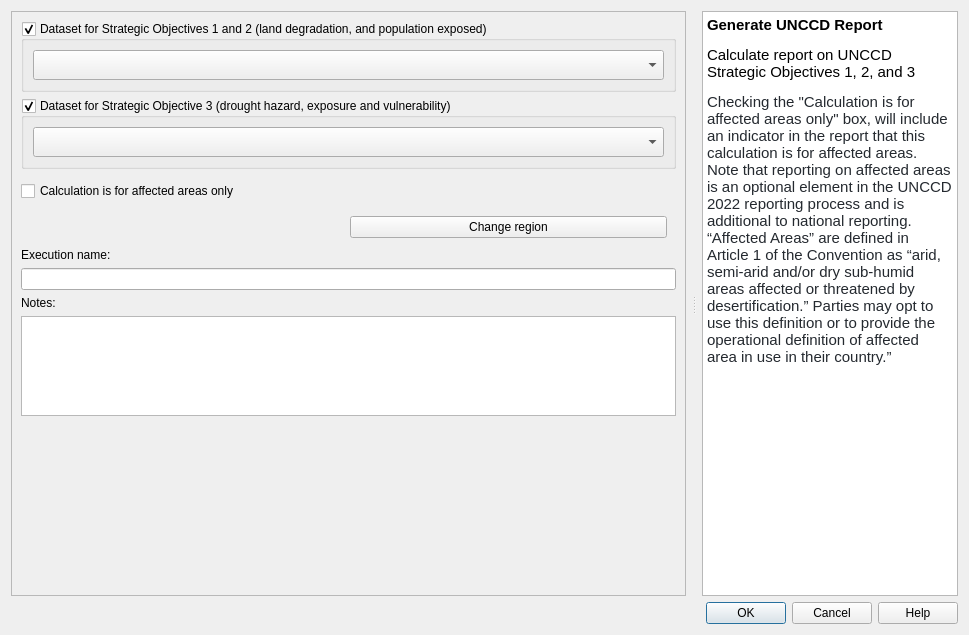
This is LDMP/gui/DlgCalculateUNCCDReport.ui in ConservationInternational/trends.earth as Qt 5 draws it before an edit. The edited form follows.
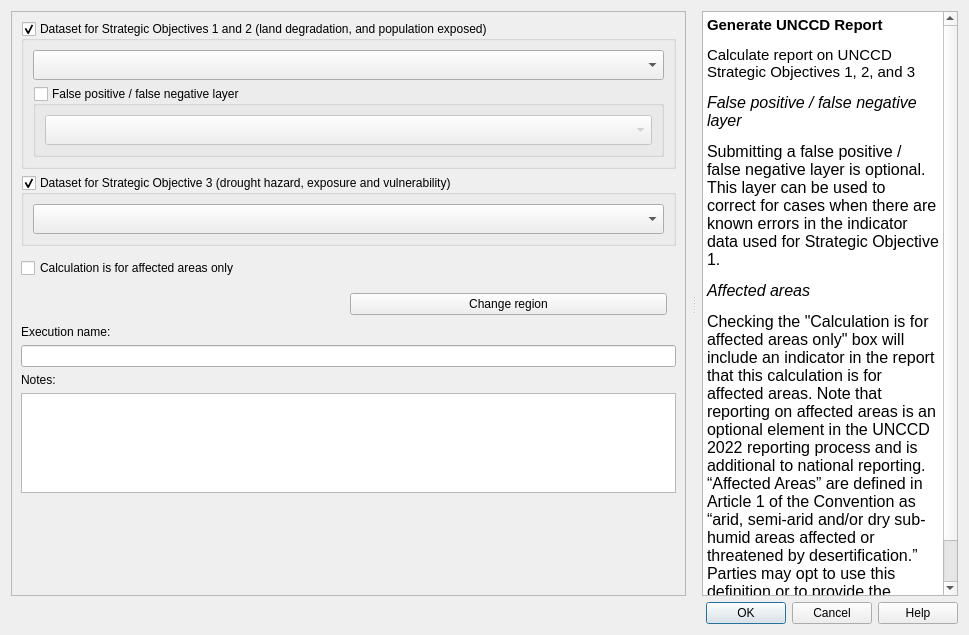
This is the edited form. Custom widgets are drawn as their Qt base class.

Commit message: Finalize window for false pos/negative recoding

The edit to the form file:
```diff
--- a/LDMP/gui/DlgCalculateUNCCDReport.ui
+++ b/LDMP/gui/DlgCalculateUNCCDReport.ui
@@ -68,7 +68,7 @@
             <x>0</x>
             <y>0</y>
             <width>677</width>
-            <height>586</height>
+            <height>582</height>
            </rect>
           </property>
           <layout class="QVBoxLayout" name="verticalLayout_2">
@@ -124,6 +124,49 @@
                 </property>
                </widget>
               </item>
+              <item>
+               <widget class="QGroupBox" name="groupBox">
+                <property name="styleSheet">
+                 <string notr="true"/>
+                </property>
+                <property name="title">
+                 <string>False positive / false negative layer</string>
+                </property>
+                <property name="flat">
+                 <bool>true</bool>
+                </property>
+                <property name="checkable">
+                 <bool>true</bool>
+                </property>
+                <property name="checked">
+                 <bool>false</bool>
+                </property>
+                <layout class="QVBoxLayout" name="verticalLayout_5">
+                 <item>
+                  <widget class="WidgetDataIOSelectTEDatasetExisting" name="combo_dataset_error_recode">
+                   <property name="sizePolicy">
+                    <sizepolicy hsizetype="Expanding" vsizetype="Minimum">
+                     <horstretch>0</horstretch>
+                     <verstretch>0</verstretch>
+                    </sizepolicy>
+                   </property>
+                   <property name="minimumSize">
+                    <size>
+                     <width>0</width>
+                     <height>30</height>
+                    </size>
+                   </property>
+                   <property name="styleSheet">
+                    <string notr="true"/>
+                   </property>
+                   <property name="dataset_type" stdset="0">
+                    <string notr="true">False positive/negative</string>
+                   </property>
+                  </widget>
+                 </item>
+                </layout>
+               </widget>
+              </item>
              </layout>
             </widget>
            </item>
@@ -330,10 +373,13 @@
        <string>&lt;!DOCTYPE HTML PUBLIC &quot;-//W3C//DTD HTML 4.0//EN&quot; &quot;http://www.w3.org/TR/REC-html40/strict.dtd&quot;&gt;
 &lt;html&gt;&lt;head&gt;&lt;meta name=&quot;qrichtext&quot; content=&quot;1&quot; /&gt;&lt;style type=&quot;text/css&quot;&gt;
 p, li { white-space: pre-wrap; }
-&lt;/style&gt;&lt;/head&gt;&lt;body style=&quot; font-family:'MS Shell Dlg 2'; font-size:5.5pt; font-weight:400; font-style:normal;&quot;&gt;
+&lt;/style&gt;&lt;/head&gt;&lt;body style=&quot; font-family:'MS Shell Dlg 2'; font-size:12pt; font-weight:400; font-style:normal;&quot;&gt;
 &lt;p style=&quot; margin-top:18px; margin-bottom:12px; margin-left:0px; margin-right:0px; -qt-block-indent:0; text-indent:0px;&quot;&gt;&lt;span style=&quot; font-family:'Ubuntu'; font-size:11pt; font-weight:600;&quot;&gt;Generate UNCCD Report&lt;/span&gt;&lt;/p&gt;
 &lt;p style=&quot; margin-top:12px; margin-bottom:12px; margin-left:0px; margin-right:0px; -qt-block-indent:0; text-indent:0px;&quot;&gt;&lt;span style=&quot; font-family:'Ubuntu'; font-size:11pt;&quot;&gt;Calculate report on UNCCD Strategic Objectives 1, 2, and 3&lt;/span&gt;&lt;/p&gt;
-&lt;p style=&quot; margin-top:12px; margin-bottom:12px; margin-left:0px; margin-right:0px; -qt-block-indent:0; text-indent:0px;&quot;&gt;&lt;span style=&quot; font-family:'-apple-system,BlinkMacSystemFont,Segoe UI,Helvetica,Arial,sans-serif,Apple Color Emoji,Segoe UI Emoji'; font-size:11pt; color:#24292f; background-color:#ffffff;&quot;&gt;Checking the &amp;quot;Calculation is for affected areas only&amp;quot; box, will include an indicator in the report that this calculation is for affected areas. Note that reporting on affected areas is an optional element in the UNCCD 2022 reporting process and is additional to national reporting. “Affected Areas” are defined in Article 1 of the Convention as “arid, semi-arid and/or dry sub-humid areas affected or threatened by desertification.” Parties may opt to use this definition or to provide the operational definition of affected area in use in their country.”&lt;/span&gt;&lt;/p&gt;&lt;/body&gt;&lt;/html&gt;</string>
+&lt;p style=&quot; margin-top:12px; margin-bottom:12px; margin-left:0px; margin-right:0px; -qt-block-indent:0; text-indent:0px;&quot;&gt;&lt;span style=&quot; font-style:italic;&quot;&gt;False positive / false negative layer&lt;/span&gt;&lt;/p&gt;
+&lt;p style=&quot; margin-top:12px; margin-bottom:12px; margin-left:0px; margin-right:0px; -qt-block-indent:0; text-indent:0px;&quot;&gt;Submitting a false positive / false negative layer is optional. This layer can be used to correct for cases when there are known errors in the indicator data used for Strategic Objective 1.&lt;/p&gt;
+&lt;p style=&quot; margin-top:12px; margin-bottom:12px; margin-left:0px; margin-right:0px; -qt-block-indent:0; text-indent:0px;&quot;&gt;&lt;span style=&quot; font-style:italic;&quot;&gt;Affected areas&lt;/span&gt;&lt;/p&gt;
+&lt;p style=&quot; margin-top:12px; margin-bottom:12px; margin-left:0px; margin-right:0px; -qt-block-indent:0; text-indent:0px;&quot;&gt;Checking the &amp;quot;Calculation is for affected areas only&amp;quot; box will include an indicator in the report that this calculation is for affected areas. Note that reporting on affected areas is an optional element in the UNCCD 2022 reporting process and is additional to national reporting. “Affected Areas” are defined in Article 1 of the Convention as “arid, semi-arid and/or dry sub-humid areas affected or threatened by desertification.” Parties may opt to use this definition or to provide the operational definition of affected area in use in their country.”&lt;/p&gt;&lt;/body&gt;&lt;/html&gt;</string>
       </property>
       <property name="openExternalLinks">
        <bool>true</bool>
```
The commit also changes 7 other files.
